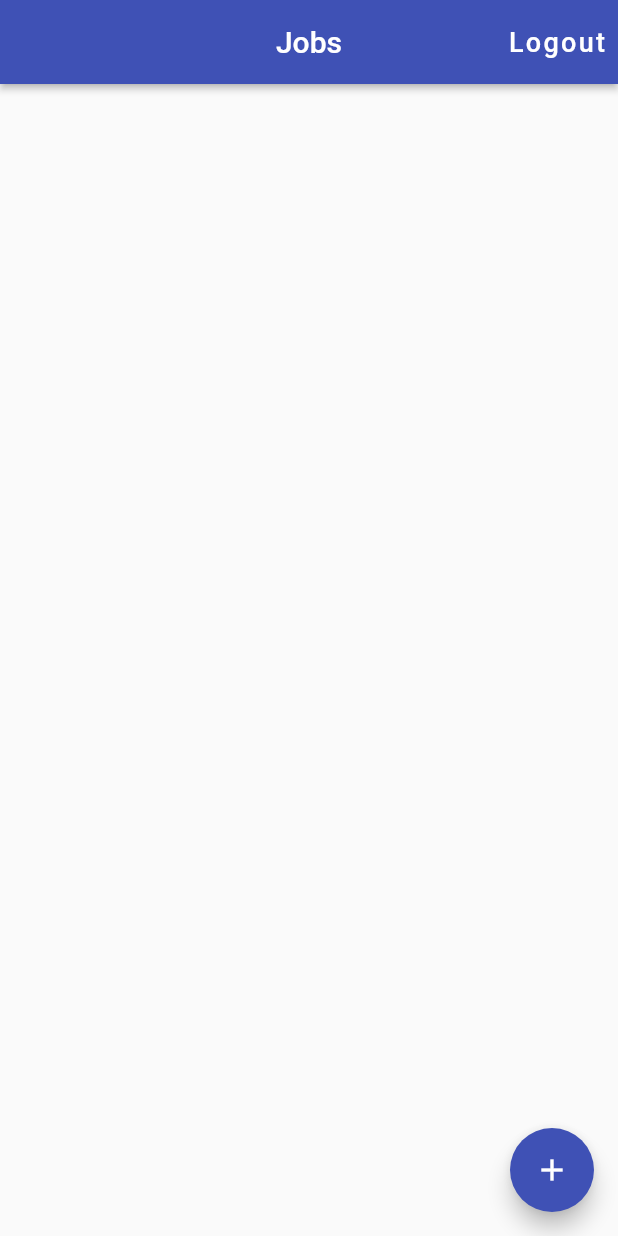
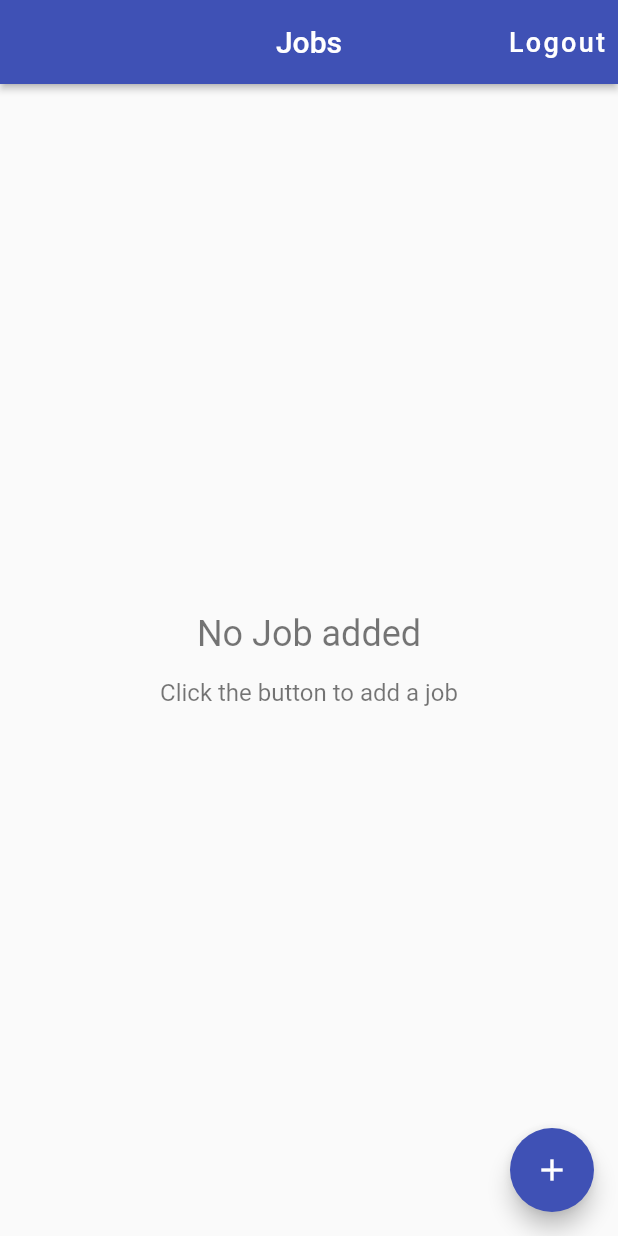
Before and after one commit to Des-cloud/Time-Tracker-Flutter, a Flutter app: the screen it shows once a user with an empty profile is signed in, on a phone screen of 412 x 824 dp. Run offline on Flutter 3.47's test engine with Material 2 defaults, Android fonts, the phone set to English and light mode, and no system bars; our stand-ins replace cloud_firestore, firebase_auth, firebase_core, google_sign_in; missing offline and left inert: flutter_login_facebook; accounts and stored records are empty.

Commit message:
Delete operation and enhace list view

```diff
--- a/lib/app/home/jobs_page.dart
+++ b/lib/app/home/jobs_page.dart
@@ -7,6 +7,7 @@ import 'package:time_tracker/app/home/jobs/job_listView.dart';
 import 'package:time_tracker/services/Authentication.dart';
 import 'package:time_tracker/widgets/alertDialog.dart';
 import 'package:time_tracker/services/database.dart';
+import 'package:time_tracker/widgets/list_item_builder.dart';
 
 class JobsPage extends StatelessWidget {
 
@@ -25,6 +26,11 @@ class JobsPage extends StatelessWidget {
     if(hasRequestSignOut==true){
       _logout(context);
     }
+  }
+
+  Future<void> _delete(BuildContext context, Job job) async{
+    final database= Provider.of<Database>(context, listen: false);
+    await database.deleteJob(context, job);
   }
 
   @override
@@ -63,33 +69,21 @@ class JobsPage extends StatelessWidget {
     return StreamBuilder<List<Job>>(
       stream: database.jobStream(),
       builder: (context, snapshot){
-        if(snapshot.hasData){
-          final jobs= snapshot.data;
-          final children= jobs.map((job)=> JobListView(
-            job: job,
-            onTap: ()=>AddOrEditJobPage.show(context, job: job),
-          )).toList();
-          return ListView(
-            children: children,
-          );
-        }
-        if(snapshot.hasError){
-          return Center(child: Text("Error!!! Check Debugging"),);
-        }
-        return Center(
-          child: SizedBox(
-            width: 100.0,
-            height: 100.0,
-            child: CircularProgressIndicator(
-              value: null,
-              valueColor: AlwaysStoppedAnimation<Color>(Colors.black87),
-              strokeWidth: 10.0,
+        return ListItemBuilder<Job>(
+          snapshot: snapshot,
+          itemBuilder: (context, job)=>Dismissible(
+            key: Key("job-${job.jobID}"),
+            background: Container(color: Colors.red),
+            direction: DismissDirection.endToStart,
+            onDismissed: (direction)=>_delete(context, job),
+            child: JobListView(
+                  job: job,
+                  onTap: () => AddOrEditJobPage.show(context, job: job),
             ),
-          ),
+          )
         );
       },
     );
   }
 
-
 }
--- a/lib/services/database.dart
+++ b/lib/services/database.dart
@@ -8,6 +8,7 @@ import 'package:time_tracker/widgets/alertDialog.dart';
 
 abstract class Database {
   Future<void> setJob(Job job, BuildContext context);
+  Future<void> deleteJob(BuildContext context, Job job);
   Stream<List<Job>> jobStream();
   Future<bool> checkExisting(BuildContext context, String name, bool flag);
 }
@@ -19,6 +20,7 @@ class FirestoreDatabase implements Database {
 
   final service= FirestoreService.instance;
 
+  @override
   Future<void> setJob(Job job, BuildContext context) async{
     service.setData(
       context,
@@ -27,6 +29,12 @@ class FirestoreDatabase implements Database {
     );
   }
 
+  @override
+  Future<void> deleteJob(BuildContext context, Job job) async{
+    service.deleteData(context, path: APIPath.job(userID, job.jobID));
+  }
+
+  @override
   Future<bool> checkExisting(BuildContext context, String name, bool flag) async{
     final jobs= await jobStream().first;
     final allNames= jobs.map((e) => e.name).toList();
@@ -42,6 +50,7 @@ class FirestoreDatabase implements Database {
     return false;
   }
 
+  @override
   Stream<List<Job>> jobStream()=>
     service.collectionStream(
         path: APIPath.jobs(userID),
--- /dev/null
+++ b/lib/widgets/empty_page_contents.dart
@@ -0,0 +1,34 @@
+import 'package:flutter/material.dart';
+
+class EmptyPageContents extends StatelessWidget {
+  const EmptyPageContents({Key key, this.title="No Job added", this.message="Click the button to add a job"}) : super(key: key);
+
+  final String title;
+  final String message;
+
+  @override
+  Widget build(BuildContext context) {
+    return Center(
+      child: Column(
+        mainAxisAlignment: MainAxisAlignment.center,
+        children: [
+          Text(
+            title,
+            style: TextStyle(
+              fontSize: 24.0,
+              color: Colors.black54,
+            ),
+          ),
+          SizedBox(height: 16.0,),
+          Text(
+            message,
+            style: TextStyle(
+              fontSize: 16.0,
+              color: Colors.black54,
+            ),
+          ),
+        ],
+      ),
+    );
+  }
+}
--- /dev/null
+++ b/lib/widgets/list_item_builder.dart
@@ -0,0 +1,56 @@
+import 'package:flutter/material.dart';
+import 'package:time_tracker/widgets/empty_page_contents.dart';
+
+typedef ItemWidgetBuilder<T> = Widget Function(BuildContext context, T item);
+
+class ListItemBuilder<T> extends StatelessWidget {
+  const ListItemBuilder({Key key, @required this.snapshot, @required this.itemBuilder}) : super(key: key);
+  final AsyncSnapshot<List<T>> snapshot;
+  final ItemWidgetBuilder<T> itemBuilder;
+
+  @override
+  Widget build(BuildContext context) {
+
+    if(snapshot.hasData){
+      final List<T> items= snapshot.data;
+      if (items.isNotEmpty) {
+        return _buildList(items);
+      }
+      return EmptyPageContents();
+    }
+    else if(snapshot.hasError){
+      return EmptyPageContents(
+        title: "Oops! Something went wrong.",
+        message: "Could not retrieve data",
+      );
+    }
+    return Center(
+      child: SizedBox(
+        width: 100.0,
+        height: 100.0,
+        child: CircularProgressIndicator(
+          value: null,
+          valueColor: AlwaysStoppedAnimation<Color>(Colors.black54),
+          strokeWidth: 10.0,
+        ),
+      ),
+    );
+  }
+
+  Widget _buildList(List<T> items){
+    return ListView.separated(
+      itemBuilder: (context, index){
+        if(index==0 || index==items.length+1)
+          return Container();
+        return itemBuilder(context, items[index-1]);
+      },
+      itemCount: items.length+2,
+      separatorBuilder: (context, index)=>Divider(
+        height: 0.5,
+        thickness: 0.5,
+        // color: Colors.black54,
+      ),
+    );
+  }
+
+}
```
Also changed, not shown: lib/services/firestore.dart (+16 -4 lines).
